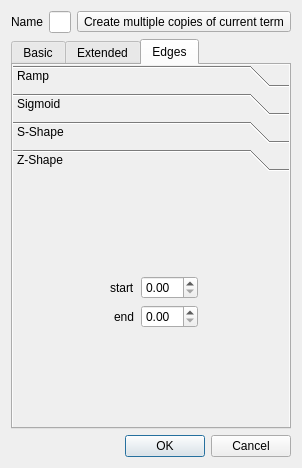
Above: qtfuzzylite/ui/Term.ui from fuzzylite/fuzzylite before the change. Below: the same form after it.
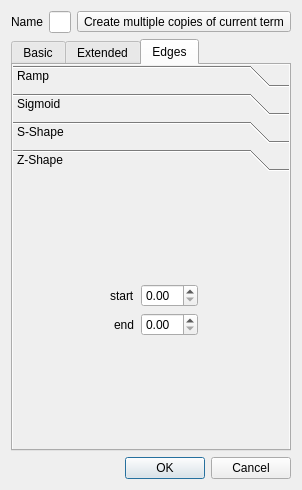
That is the form after the change. Icons and pictures are not drawn.

Commit message: Application icon created for Mac OSX. Bounds added to Discrete term.

```diff
--- a/qtfuzzylite/ui/Term.ui
+++ b/qtfuzzylite/ui/Term.ui
@@ -6,8 +6,8 @@
    <rect>
     <x>0</x>
     <y>0</y>
-    <width>251</width>
-    <height>468</height>
+    <width>270</width>
+    <height>490</height>
    </rect>
   </property>
   <property name="sizePolicy">
@@ -1249,8 +1249,8 @@
              <rect>
               <x>0</x>
               <y>0</y>
-              <width>219</width>
-              <height>202</height>
+              <width>238</width>
+              <height>224</height>
              </rect>
             </property>
             <property name="sizePolicy">
@@ -1273,7 +1273,7 @@
               <number>9</number>
              </property>
              <property name="bottomMargin">
-              <number>0</number>
+              <number>6</number>
              </property>
              <item>
               <layout class="QFormLayout" name="formLayout_11">
```
Left out of the diff: 19 changed lines with no effect on the pictures. The commit also changes 16 other files.
